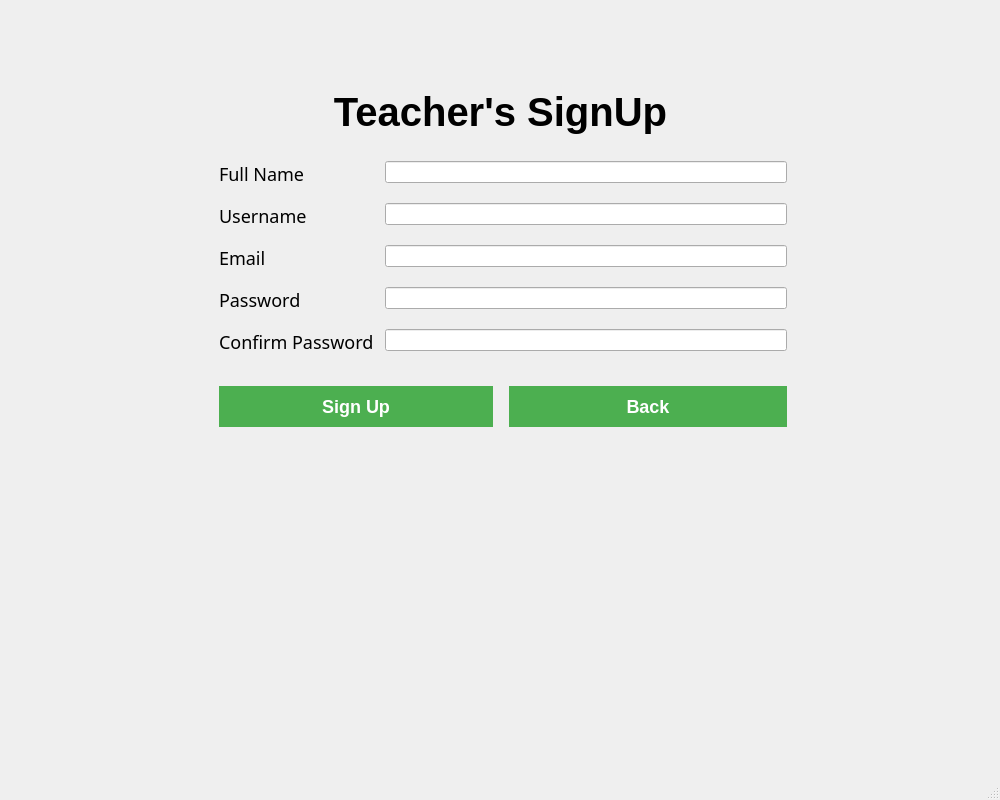
The window that app/ui/signup.ui (mudit-codes/attendify) describes before a commit, drawn with Qt 5.
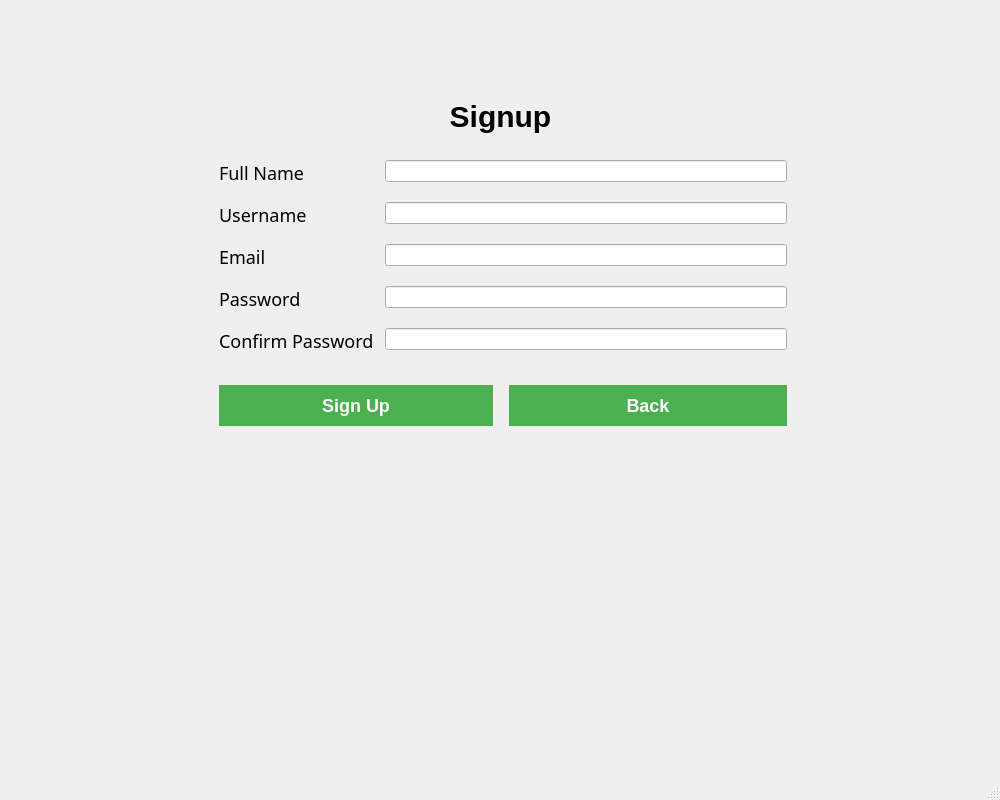
The same window after the commit. Icons and pictures are not drawn.

The edit to the form file:
```diff
--- a/app/ui/signup.ui
+++ b/app/ui/signup.ui
@@ -39,7 +39,7 @@
                         <item row="0" column="0" colspan="2">
                             <widget class="QLabel" name="loginFormLabel">
                                 <property name="text">
-                                    <string>Teacher's SignUp</string>
+                                    <string>Signup</string>
                                 </property>
                                 <property name="alignment">
                                     <set>Qt::AlignCenter</set>
@@ -47,8 +47,8 @@
                                 <property name="styleSheet">
                                     <string>
                                         QLabel {
-                                        margin-top: 20px;
-                                        font-size: 40px;
+                                        margin-top: 30px;
+                                        font-size: 30px;
                                         font-weight: bold;
                                         font-family: Arial, sans-serif;
                                         }
```
Left out of the diff: 2 changed lines with no effect on the pictures.
